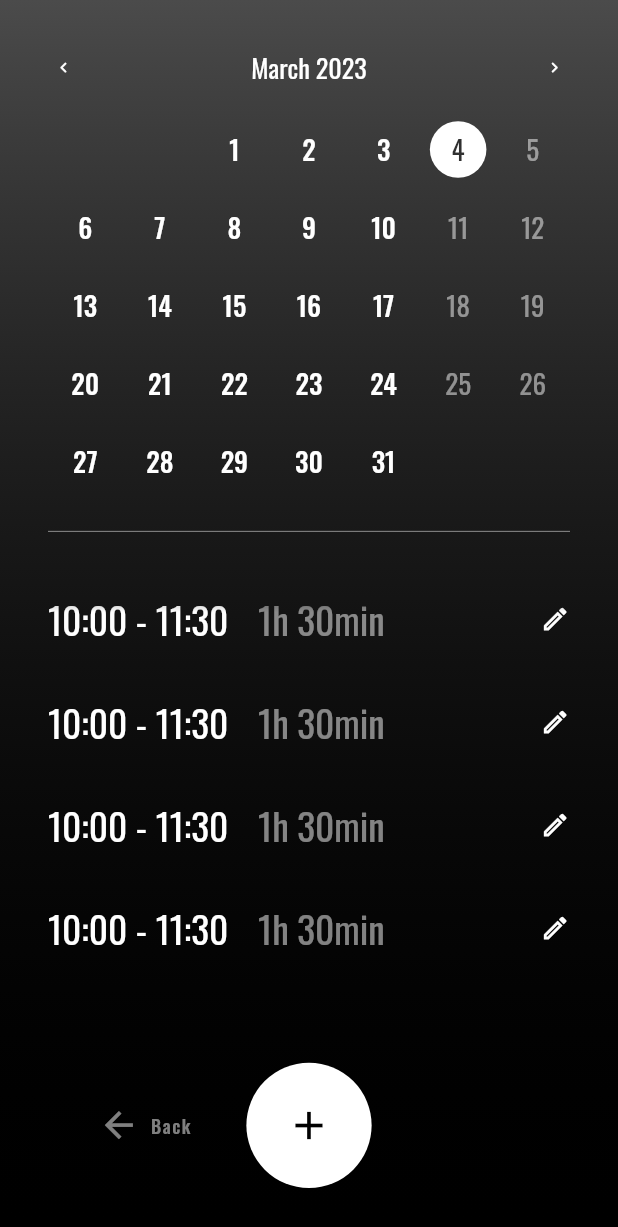
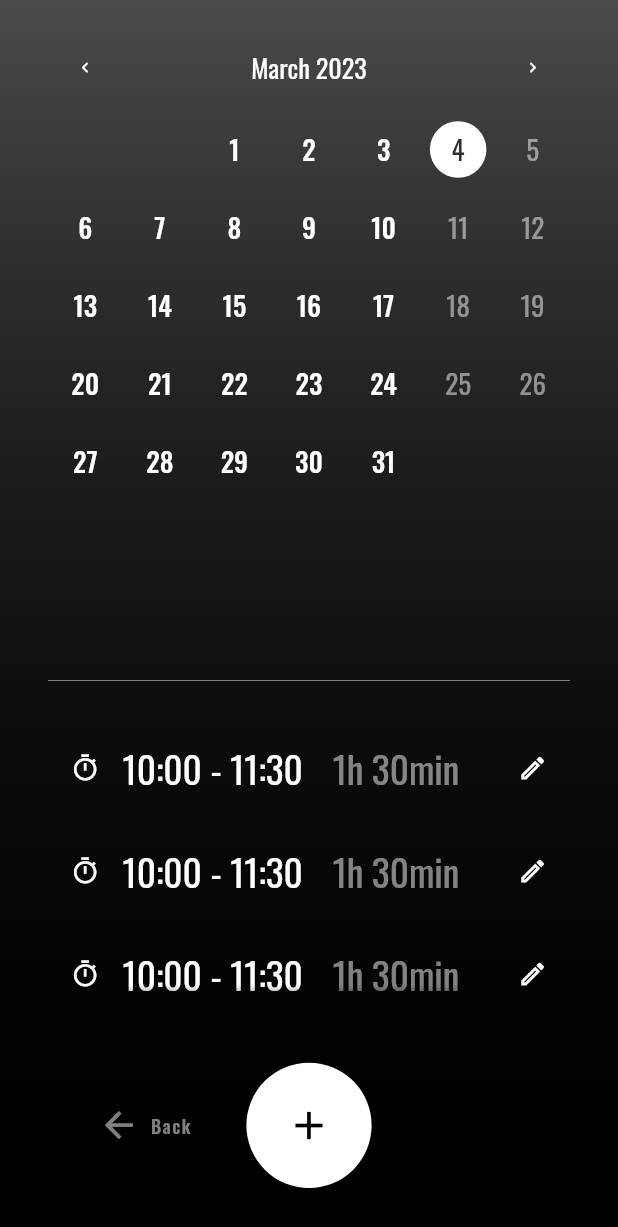
Before and after one commit to TobiasRitter/time_tracker, a Flutter app: the screen it shows after launch, after a tap on "Records", on a phone screen of 412 x 824 dp. Shown: the top 1227 px of the screen. Run offline on Flutter 3.47's test engine with Material 2 defaults, Android fonts, the phone set to English and light mode, and no system bars; drawn by our look-alikes of table_calendar; our stand-ins replace fl_chart, google_fonts.

```diff
--- a/lib/calendar.dart
+++ b/lib/calendar.dart
@@ -49,18 +49,26 @@ class _CalendarState extends State<Calendar> {
                   child: SizedBox(
                     width: 800,
                     child: Row(
-                      mainAxisAlignment: MainAxisAlignment.spaceBetween,
                       children: [
-                        IconButton(
+                        Expanded(
+                          child: IconButton(
                               onPressed: showPreviousMonth,
                               icon: const Icon(Icons.chevron_left_rounded)),
-                        Text(
+                        ),
+                        Expanded(
+                          flex: 5,
+                          child: Center(
+                            child: Text(
                               DateFormat('MMMM yyyy').format(focusedDay),
                               style: Theme.of(context).textTheme.headlineMedium,
                             ),
-                        IconButton(
+                          ),
+                        ),
+                        Expanded(
+                          child: IconButton(
                               onPressed: showNextMonth,
                               icon: const Icon(Icons.chevron_right_rounded)),
+                        ),
                       ],
                     ),
                   ),
--- a/lib/home_page.dart
+++ b/lib/home_page.dart
@@ -63,7 +63,9 @@ class _HomePageState extends State<HomePage> with TickerProviderStateMixin {
             child: Column(
               children: <Widget>[
                 Expanded(
+                  flex: 2,
                   child: Row(
+                    crossAxisAlignment: CrossAxisAlignment.end,
                     children: [
                       Expanded(
                         child: FittedBox(
--- a/lib/records_page.dart
+++ b/lib/records_page.dart
@@ -33,6 +33,7 @@ class RecordsPage extends StatelessWidget {
               child: Column(
                 children: [
                   const Expanded(
+                    flex: 2,
                     child: Calendar(),
                   ),
                   const HeroDivider(),
--- a/lib/time_record.dart
+++ b/lib/time_record.dart
@@ -15,6 +15,13 @@ class TimeRecord extends StatelessWidget {
                 width: 560,
                 child: Row(
                   children: [
+                    const Expanded(
+                      child: Icon(Icons.timer_outlined),
+                    ),
+                    Expanded(
+                      flex: 5,
+                      child: Row(
+                        children: [
                           Text(
                             "10:00 - 11:30",
                             style: Theme.of(context).textTheme.headlineMedium,
@@ -24,8 +31,12 @@ class TimeRecord extends StatelessWidget {
                             "1h 30min",
                             style: Theme.of(context).textTheme.headlineSmall,
                           ),
-                    const Spacer(),
-                    const Icon(Icons.edit_outlined),
+                        ],
+                      ),
+                    ),
+                    const Expanded(
+                      child: Icon(Icons.edit_outlined),
+                    ),
                   ],
                 ),
               ),
```
Also changed, not shown: lib/column_chart.dart (added, +66 -0 lines), lib/stats_page.dart (+4 -55 lines). Lines whose indentation alone changed are shown as unchanged.
